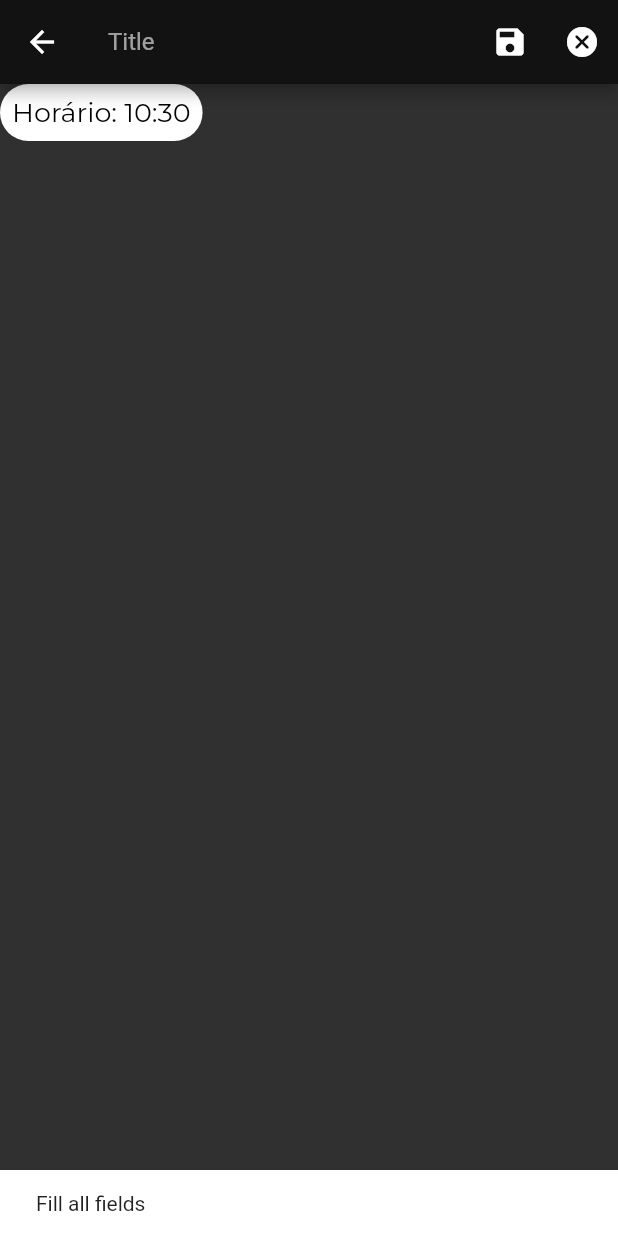
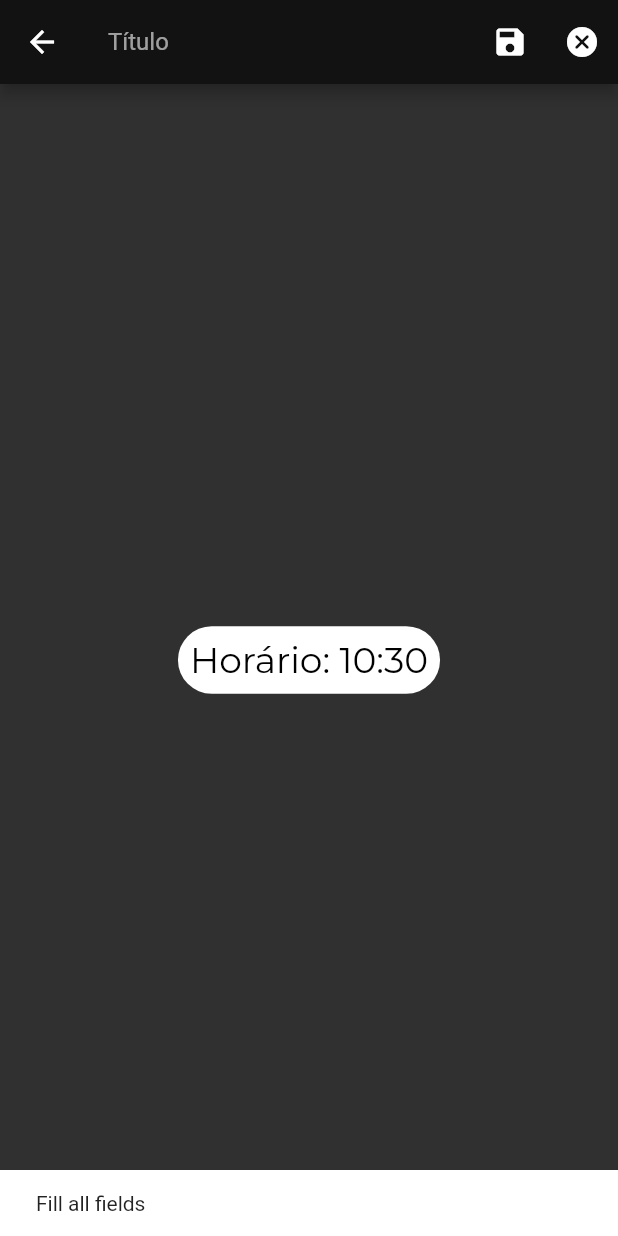
Before and after one commit to MrZethaz/cleanlauncher, a Flutter app: the TasksEdit screen opened directly, after a tap on the "save" icon, on a phone screen of 412 x 824 dp. Run offline on Flutter 3.47's test engine with Material 2 defaults, Android fonts, the phone set to English and light mode, and no system bars; our stand-ins replace battery_plus, google_fonts, shared_preferences; missing offline and left inert: dart:ffi, encrypted_shared_preferences, installed_apps; accounts and stored records are empty; statements that could not run were skipped.

Commit message:
Fixed some visual issues

```diff
--- a/lib/Screens/HomePage.dart
+++ b/lib/Screens/HomePage.dart
@@ -60,6 +60,11 @@ class _HomePageState extends State<HomePage> {
           nextTask = localTasks[0];
         });
       }
+    }
+    if (localTasks.isEmpty) {
+      setState(() {
+        nextTask = null;
+      });
     }
   }
 
--- a/lib/Screens/NoteEdit.dart
+++ b/lib/Screens/NoteEdit.dart
@@ -38,17 +38,15 @@ class _NoteEditState extends State<NoteEdit> {
 
   _getTitleTextField() {
     return TextField(
-      decoration: InputDecoration(border: InputBorder.none, labelText: "Title"),
+      decoration: InputDecoration(border: InputBorder.none, hintText: "Título"),
       controller: _titleEditingController,
     );
   }
 
   _getContentTextField() {
     return TextField(
-      decoration: InputDecoration(
-        border: InputBorder.none,
-        labelText: "Content",
-      ),
+      decoration:
+          InputDecoration(border: InputBorder.none, hintText: "Conteúdo"),
       maxLines: 9999999999999,
       controller: _contentEditingController,
     );
--- a/lib/Screens/TaskEdit.dart
+++ b/lib/Screens/TaskEdit.dart
@@ -38,13 +38,14 @@ class _TasksEditState extends State<TasksEdit> {
 
   _getTitleTextField() {
     return TextField(
-      decoration: InputDecoration(border: InputBorder.none, labelText: "Title"),
+      decoration: InputDecoration(border: InputBorder.none, hintText: "Título"),
       controller: _titleEditingController,
     );
   }
 
   _getContentTextField() {
-    return InkWell(
+    return Center(
+      child: InkWell(
         onTap: () async {
           TimeOfDay? timePicked =
               await showTimePicker(context: context, initialTime: time);
@@ -58,10 +59,11 @@ class _TasksEditState extends State<TasksEdit> {
           padding: EdgeInsets.all(8),
           child: Text(
             "Horário: ${this.time.hour}:${this.time.minute}",
-          style: GoogleFonts.montserrat(fontSize: 18, color: Colors.black),
+            style: GoogleFonts.montserrat(fontSize: 24, color: Colors.black),
           ),
           decoration: BoxDecoration(
               color: Colors.white, borderRadius: BorderRadius.circular(32)),
+        ),
       ),
     );
   }
```
Lines whose indentation alone changed are shown as unchanged.
